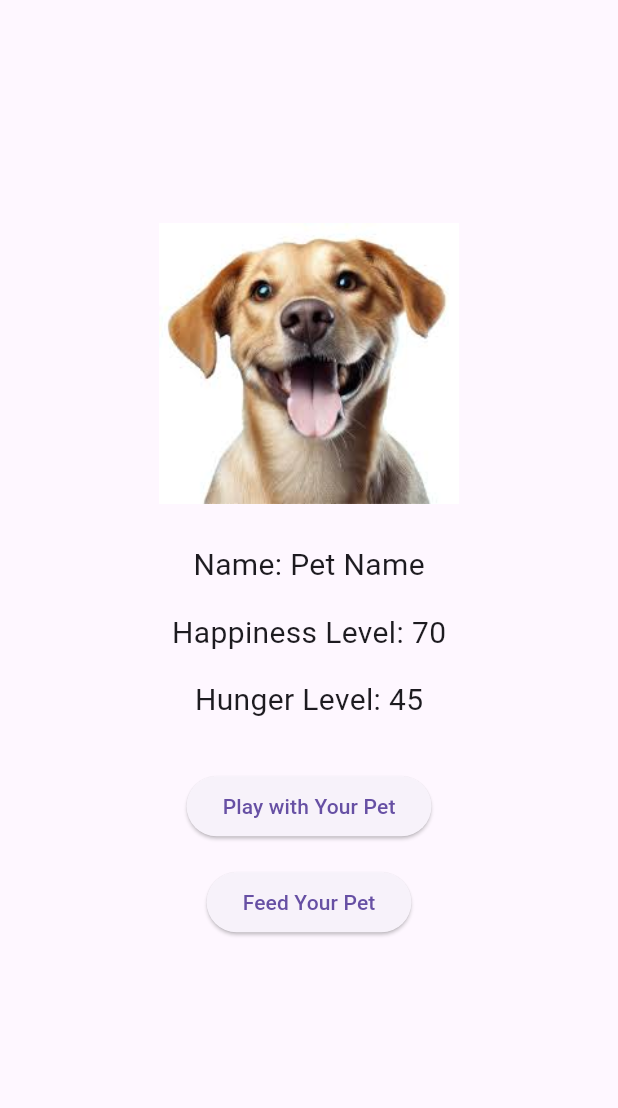
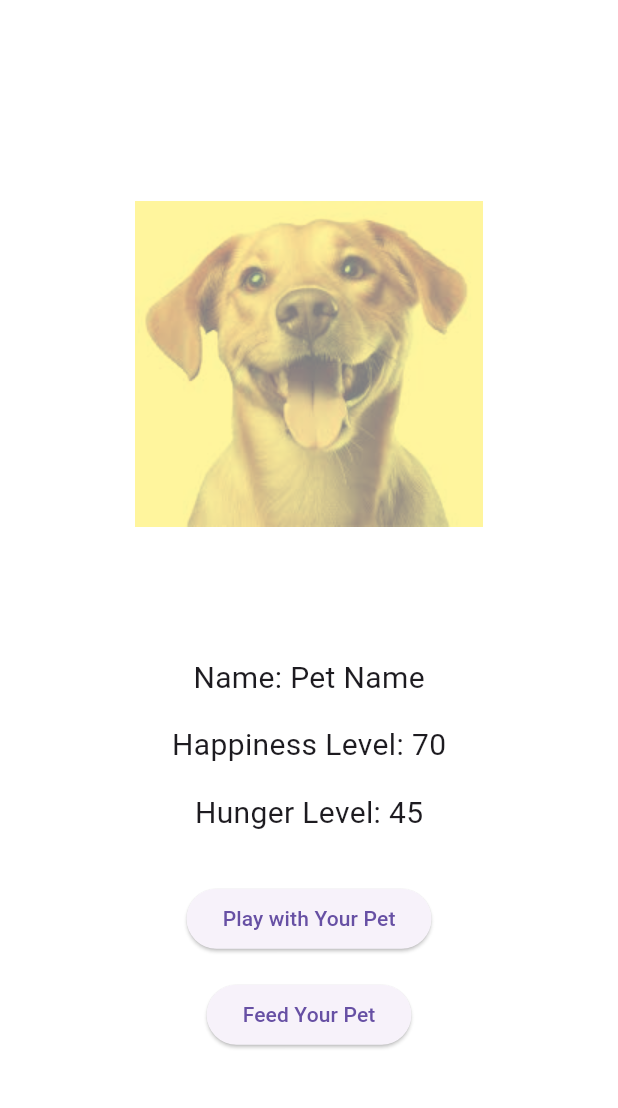
Before and after one commit to Lavanyathangaraj/mad_inclass_activity_5, a Flutter app: the screen it shows after launch, after a tap on "Play with Your Pet", after a tap on "Feed Your Pet", on a phone screen of 412 x 824 dp, the part 84-1192 px from its top. Run offline on Flutter 3.47's test engine with Material 3 defaults, Android fonts, the phone set to English and light mode, and no system bars.

Commit message:
Dynamic Pet Color Change

```diff
--- a/lib/main.dart
+++ b/lib/main.dart
@@ -34,9 +34,20 @@ class _MyHomePageState extends State<MyHomePage> {
   int happinessLevel = 50;
   int hungerLevel = 50;
 
+  Color getPetOverlayColor() {
+    if (happinessLevel > 70) {
+      return Colors.green.withOpacity(0.5);
+    } else if (happinessLevel >= 30) {
+      return Colors.yellow.withOpacity(0.5);
+    } else {
+      return Colors.red.withOpacity(0.5);
+    }
+  }
+
   void _playWithPet() {
     setState(() {
       happinessLevel += 10;
+      if (happinessLevel > 100) happinessLevel = 100;
       _updateHunger();
     });
   }
@@ -44,6 +55,7 @@ class _MyHomePageState extends State<MyHomePage> {
   void _feedPet() {
     setState(() {
       hungerLevel -= 10;
+      if (hungerLevel < 0) hungerLevel = 0;
       _updateHappiness();
     });
   }
@@ -51,19 +63,20 @@ class _MyHomePageState extends State<MyHomePage> {
   void _updateHappiness() {
     if (hungerLevel < 30) {
       happinessLevel -= 20;
+      if (happinessLevel < 0) happinessLevel = 0;
     } else {
       happinessLevel += 10;
+      if (happinessLevel > 100) happinessLevel = 100;
     }
   }
 
   void _updateHunger() {
-    setState(() {
     hungerLevel += 5;
     if (hungerLevel > 100) {
       hungerLevel = 100;
       happinessLevel -= 20;
+      if (happinessLevel < 0) happinessLevel = 0;
     }
-    });
   }
 
   @override
@@ -72,14 +85,18 @@ class _MyHomePageState extends State<MyHomePage> {
       appBar: AppBar(
         title: Text(widget.title),
       ),
-      body: Center(
+      body: Container(
+        color: Colors.white,
+        child: Center(
           child: Column(
             mainAxisAlignment: MainAxisAlignment.center,
             children: <Widget>[
               Image.asset(
                 'assets/images/dog.jpeg',
-              height: 200,
-              width: 200,
+                height: 350,
+                width: 650,
+                color: getPetOverlayColor(),
+                colorBlendMode: BlendMode.modulate,
               ),
               const SizedBox(height: 20.0),
               Text(
@@ -109,6 +126,7 @@ class _MyHomePageState extends State<MyHomePage> {
             ],
           ),
         ),
+      ),
     );
   }
 }
```
Lines whose indentation alone changed are shown as unchanged.
